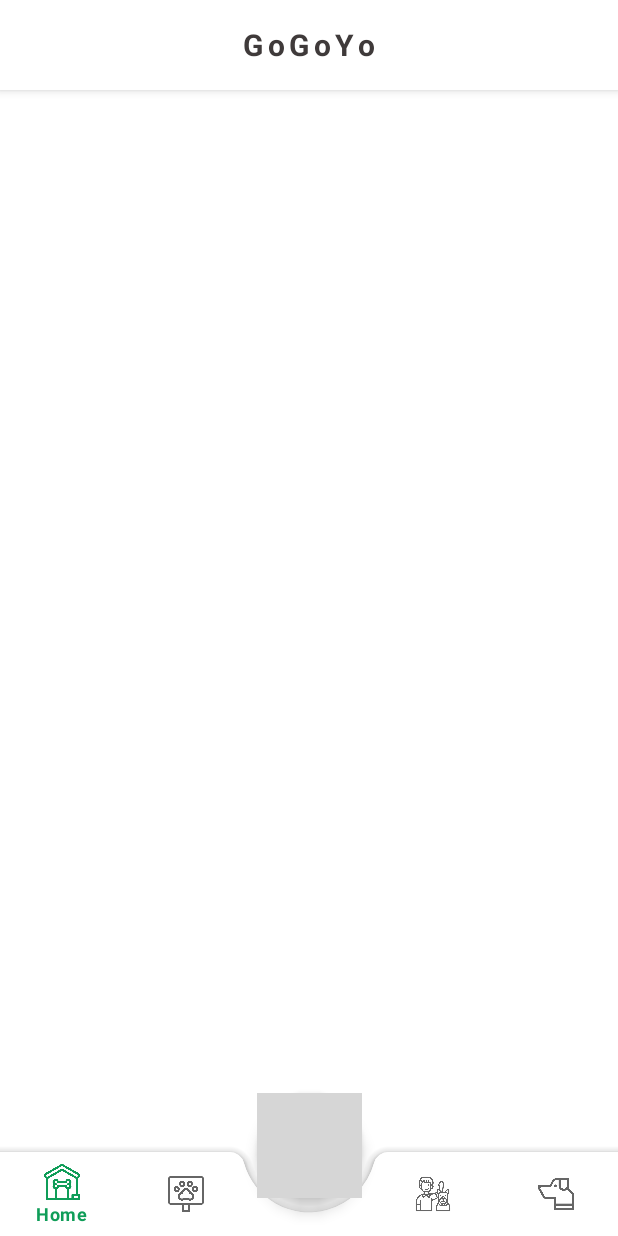
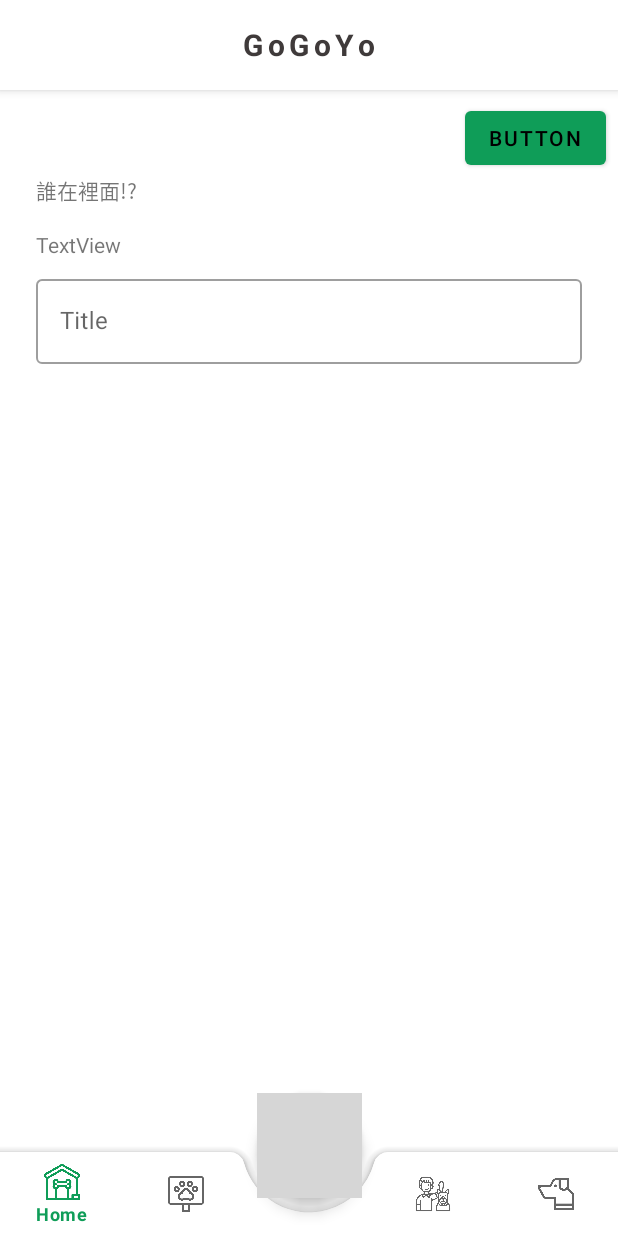
Before and after one commit to rn1it/GoGoYo, an Android app: the EventFragment screen opened through its navigation route, on a phone screen of 412 x 824 dp. Run offline under Robolectric (Android 15) with nearby library versions, the phone set to English and light mode, and no system bars; our stand-ins replace Firebase (no records; nobody signed in at launch, a user with empty details on screens opened directly), data binding; Roboto replaces fonts that are not available here; grey boxes are pictures that could not be loaded.

Commit message:
add post, article content layout

```diff
--- a/app/src/main/java/com/rn1/gogoyo/factory/ViewModelFactory.kt
+++ b/app/src/main/java/com/rn1/gogoyo/factory/ViewModelFactory.kt
@@ -3,6 +3,7 @@ package com.rn1.gogoyo.factory
 import androidx.lifecycle.ViewModel
 import androidx.lifecycle.ViewModelProvider
 import com.rn1.gogoyo.MainViewModel
+import com.rn1.gogoyo.home.HomeViewModel
 import com.rn1.gogoyo.model.source.GogoyoRepository
 import com.rn1.gogoyo.mypets.MyPetsViewModel
 import com.rn1.gogoyo.walk.WalkViewModel
@@ -18,6 +19,9 @@ class ViewModelFactory constructor(
                 isAssignableFrom(MainViewModel::class.java) ->
                     MainViewModel(repository)
 
+                isAssignableFrom(HomeViewModel::class.java) ->
+                    HomeViewModel(repository)
+
                 isAssignableFrom(WalkViewModel::class.java) ->
                     WalkViewModel(repository)
 
--- a/app/src/main/java/com/rn1/gogoyo/home/HomeFragment.kt
+++ b/app/src/main/java/com/rn1/gogoyo/home/HomeFragment.kt
@@ -6,15 +6,22 @@ import android.view.LayoutInflater
 import android.view.View
 import android.view.ViewGroup
 import androidx.databinding.DataBindingUtil
+import androidx.fragment.app.viewModels
+import androidx.lifecycle.Observer
+import androidx.navigation.fragment.findNavController
 import androidx.recyclerview.widget.LinearLayoutManager
 import androidx.recyclerview.widget.StaggeredGridLayoutManager
+import com.rn1.gogoyo.NavigationDirections
 import com.rn1.gogoyo.R
 import com.rn1.gogoyo.databinding.FragmentHomeBinding
+import com.rn1.gogoyo.ext.getVmFactory
 import com.rn1.gogoyo.model.Articles
 
 class HomeFragment : Fragment() {
 
     private lateinit var binding: FragmentHomeBinding
+    private val viewModel by viewModels<HomeViewModel> { getVmFactory() }
+
 
     override fun onCreateView(
         inflater: LayoutInflater, container: ViewGroup?,
@@ -23,6 +30,7 @@ class HomeFragment : Fragment() {
 
         binding = DataBindingUtil.inflate(inflater, R.layout.fragment_home, container, false)
         binding.lifecycleOwner = this
+        binding.viewModel = viewModel
 
         val recyclerView = binding.articleRv
         val adapter = HomeAdapter()
@@ -46,6 +54,12 @@ class HomeFragment : Fragment() {
 
         adapter.submitList(list)
 
+        viewModel.navigateToPost.observe(viewLifecycleOwner, Observer {
+            it?.let {
+                findNavController().navigate(NavigationDirections.actionGlobalPostFragment())
+                viewModel.onDoneNavigate()
+            }
+        })
 
 
         return binding.root
--- /dev/null
+++ b/app/src/main/java/com/rn1/gogoyo/home/HomeViewModel.kt
@@ -0,0 +1,22 @@
+package com.rn1.gogoyo.home
+
+import androidx.lifecycle.LiveData
+import androidx.lifecycle.MutableLiveData
+import androidx.lifecycle.ViewModel
+import com.rn1.gogoyo.model.source.GogoyoRepository
+
+class HomeViewModel(private val repository: GogoyoRepository): ViewModel() {
+
+    private val _navigateToPost = MutableLiveData<Boolean>()
+
+    val navigateToPost: LiveData<Boolean>
+    get() = _navigateToPost
+
+    fun onNavigateToPost(){
+        _navigateToPost.value = true
+    }
+
+    fun onDoneNavigate(){
+        _navigateToPost.value = null
+    }
+}
--- /dev/null
+++ b/app/src/main/java/com/rn1/gogoyo/home/content/ArticleContentAdapter.kt
@@ -0,0 +1,4 @@
+package com.rn1.gogoyo.home.content
+
+class ArticleContentAdapter {
+}
--- a/app/src/main/res/layout/fragment_event.xml
+++ b/app/src/main/res/layout/fragment_event.xml
@@ -11,8 +11,58 @@
         android:layout_width="match_parent"
         android:layout_height="match_parent"
         tools:context=".event.EventFragment">
+        <Button
+            android:id="@+id/button5"
+            android:layout_width="wrap_content"
+            android:layout_height="wrap_content"
+            android:layout_marginTop="8dp"
+            android:layout_marginEnd="8dp"
+            android:text="Button"
+            app:layout_constraintEnd_toEndOf="parent"
+            app:layout_constraintTop_toTopOf="parent" />
+
+        <TextView
+            android:id="@+id/textView3"
+            android:layout_width="wrap_content"
+            android:layout_height="wrap_content"
+            android:layout_marginStart="24dp"
+            android:text="誰在裡面!?"
+            app:layout_constraintStart_toStartOf="parent"
+            app:layout_constraintTop_toBottomOf="@+id/button5" />
+
+        <TextView
+            android:id="@+id/textView7"
+            android:layout_width="0dp"
+            android:layout_height="wrap_content"
+            android:layout_marginStart="24dp"
+            android:layout_marginTop="16dp"
+            android:layout_marginEnd="24dp"
+            android:text="TextView"
+            app:layout_constraintEnd_toEndOf="parent"
+            app:layout_constraintStart_toStartOf="parent"
+            app:layout_constraintTop_toBottomOf="@+id/textView3" />
+
+        <com.google.android.material.textfield.TextInputLayout
+            android:id="@+id/titleTextField"
+            style="@style/Widget.MaterialComponents.TextInputLayout.OutlinedBox"
+            android:layout_width="match_parent"
+            android:layout_height="wrap_content"
+            android:layout_marginStart="24dp"
+            android:layout_marginTop="8dp"
+            android:layout_marginEnd="24dp"
+            android:hint="Title"
+            app:layout_constraintEnd_toEndOf="parent"
+            app:layout_constraintStart_toStartOf="parent"
+            app:layout_constraintTop_toBottomOf="@+id/textView7">
+
+        <com.google.android.material.textfield.TextInputEditText
+            android:layout_width="match_parent"
+            android:layout_height="wrap_content" />
+
+        </com.google.android.material.textfield.TextInputLayout>
+    </androidx.constraintlayout.widget.ConstraintLayout>
 
 
 
-    </androidx.constraintlayout.widget.ConstraintLayout>
+
 </layout>
--- a/app/src/main/res/layout/fragment_home.xml
+++ b/app/src/main/res/layout/fragment_home.xml
@@ -4,7 +4,9 @@
     xmlns:tools="http://schemas.android.com/tools">
 
     <data>
-
+        <variable
+            name="viewModel"
+            type="com.rn1.gogoyo.home.HomeViewModel" />
     </data>
 
     <androidx.constraintlayout.widget.ConstraintLayout
@@ -48,6 +50,7 @@
             android:clickable="true"
             android:src="@drawable/add_pet"
             app:backgroundTint="#FFC107"
+            android:onClick="@{() -> viewModel.onNavigateToPost()}"
             app:layout_constraintBottom_toBottomOf="parent"
             app:layout_constraintEnd_toEndOf="parent"
             app:maxImageSize="50dp"/>
--- a/app/src/main/res/navigation/navigation.xml
+++ b/app/src/main/res/navigation/navigation.xml
@@ -3,7 +3,7 @@
     xmlns:app="http://schemas.android.com/apk/res-auto"
     xmlns:tools="http://schemas.android.com/tools"
     android:id="@+id/navigation"
-    app:startDestination="@id/walkFragment">
+    app:startDestination="@id/homeFragment">
 
     <fragment
         android:id="@+id/homeFragment"
@@ -35,7 +35,11 @@
         android:name="com.rn1.gogoyo.friend.FriendFragment"
         android:label="FriendFragment"
         tools:layout="@layout/fragment_friend"/>
-
+    <fragment
+        android:id="@+id/postFragment"
+        android:name="com.rn1.gogoyo.home.post.PostFragment"
+        android:label="PostFragment"
+        tools:layout="@layout/fragment_post"/>
 
     <action android:id="@+id/action_global_homeFragment" app:destination="@id/homeFragment" />
     <action android:id="@+id/action_global_makeFriendsFragment" app:destination="@id/makeFriendsFragment" />
@@ -43,4 +47,5 @@
     <action android:id="@+id/action_global_walkFragment" app:destination="@id/walkFragment" />
     <action android:id="@+id/action_global_eventFragment" app:destination="@id/eventFragment" />
     <action android:id="@+id/action_global_friendFragment" app:destination="@id/friendFragment" />
+    <action android:id="@+id/action_global_postFragment" app:destination="@id/postFragment" />
 </navigation>
--- a/app/src/main/res/values/strings.xml
+++ b/app/src/main/res/values/strings.xml
@@ -19,4 +19,7 @@
     <string name="text_photo">照片</string>
     <string name="text_voice">聲音</string>
     <string name="text_video">影片</string>
+    <string name="text_title">標題</string>
+    <string name="text_content">內容</string>
+    <string name="text_post">發布</string>
 </resources>
```
Also changed, not shown: app/src/main/java/com/rn1/gogoyo/home/content/ArticleContentFragment.kt (added, +22 -0 lines), app/src/main/java/com/rn1/gogoyo/home/post/PostAdapter.kt (added, +48 -0 lines), app/src/main/java/com/rn1/gogoyo/home/post/PostFragment.kt (added, +44 -0 lines), app/src/main/res/drawable-v24/rectangle_border.xml (added, +10 -0 lines), app/src/main/res/drawable/arrow_back.xml (added, +10 -0 lines), app/src/main/res/drawable/rectangle_dash_border.xml (added, +12 -0 lines), app/src/main/res/layout/fragment_article_content.xml (added, +173 -0 lines), app/src/main/res/layout/fragment_post.xml (added, +169 -0 lines), app/src/main/res/layout/item_pet_image_layout.xml (added, +17 -0 lines).
